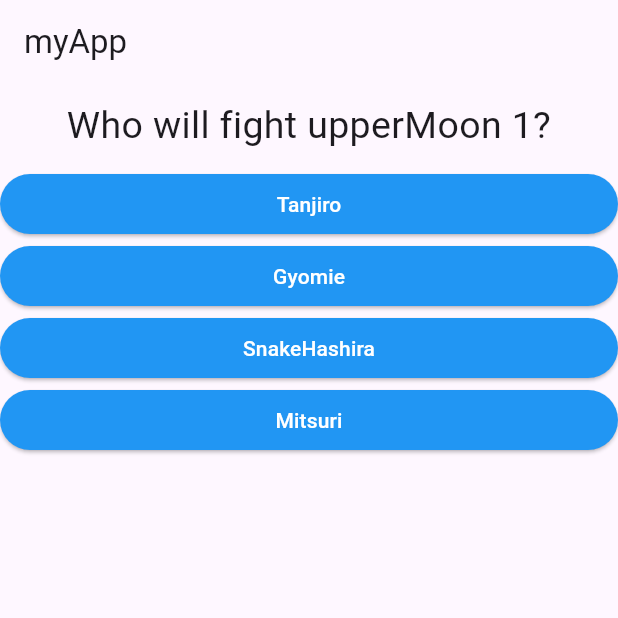
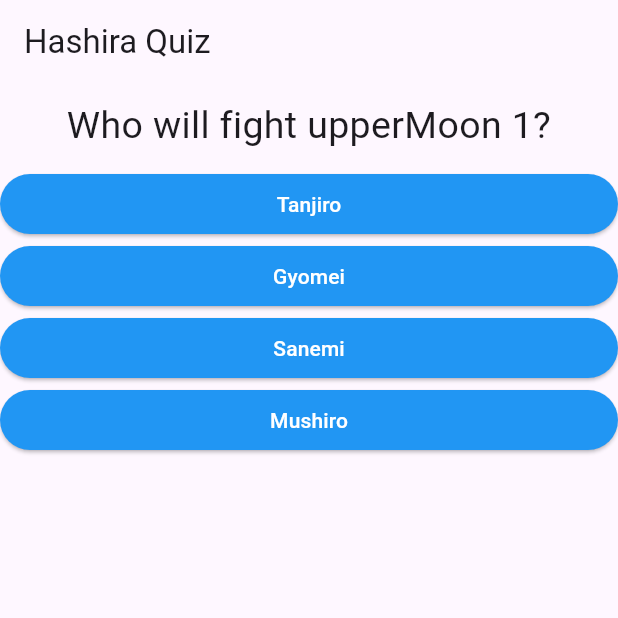
Before and after one commit to flexxy-07/Fluttering, a Flutter app: the screen it shows after launch, after a tap on "Uzui", after a tap on "Tanjiro", on a phone screen of 412 x 824 dp, the top half of it. Run offline on Flutter 3.47's test engine with Material 3 defaults, Android fonts, the phone set to English and light mode, and no system bars.

Commit message:
Implemented UI based on booleans.

```diff
--- a/lib/main.dart
+++ b/lib/main.dart
@@ -15,11 +15,7 @@ class _MyAppState extends State<MyApp> {
   var _questionIndex = 0;
   void _answerQuestion() {
     setState(() {
-      if (_questionIndex < 2) {
       _questionIndex++;
-      } else {
-        _questionIndex = 0;
-      }
     });
   }
 
@@ -36,21 +32,23 @@ class _MyAppState extends State<MyApp> {
       },
       {
         'question': 'Who will fight upperMoon 1?',
-        'answers': ['Tanjiro', 'Gyomie', 'SnakeHashira', 'Mitsuri'],
+        'answers': ['Tanjiro', 'Gyomei', 'Sanemi', 'Mushiro'],
       },
     ];
 
     return MaterialApp(
       home: Scaffold(
-        appBar: AppBar(title: Text('myApp')),
-        body: Column(
+        appBar: AppBar(title: Text('Hashira Quiz')),
+        body: _questionIndex < questions.length
+            ? Column(
                 children: <Widget>[
                   Question(questions[_questionIndex]['question'] as String),
                   ...(questions[_questionIndex]['answers'] as List<String>)
                       .map((answer) => Answer(_answerQuestion, answer))
                       .toList(),
                 ],
-        ),
+              )
+            : Center(child: Text('We blew through the questions!')),
       ),
     );
   }
```
Lines whose indentation alone changed are shown as unchanged.
